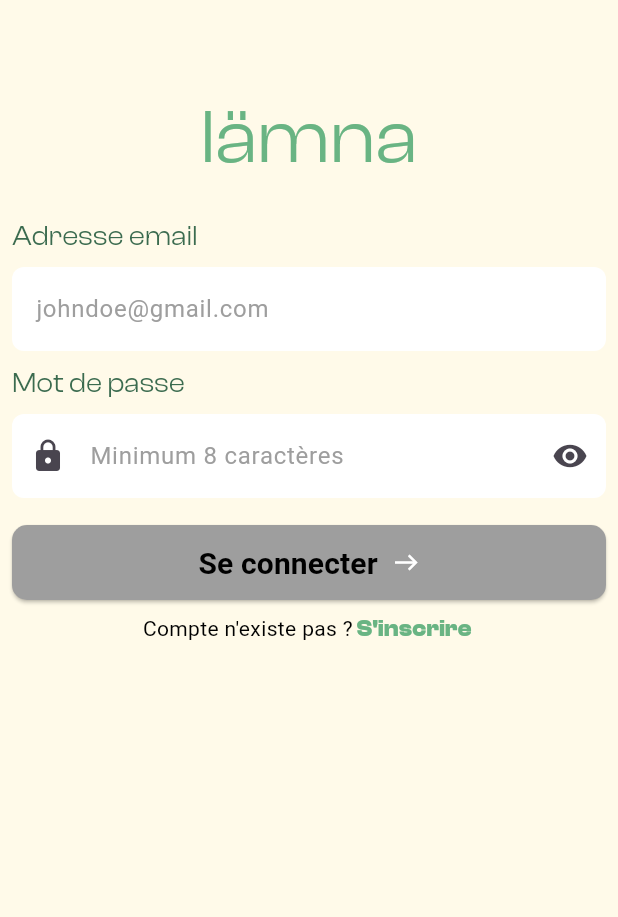
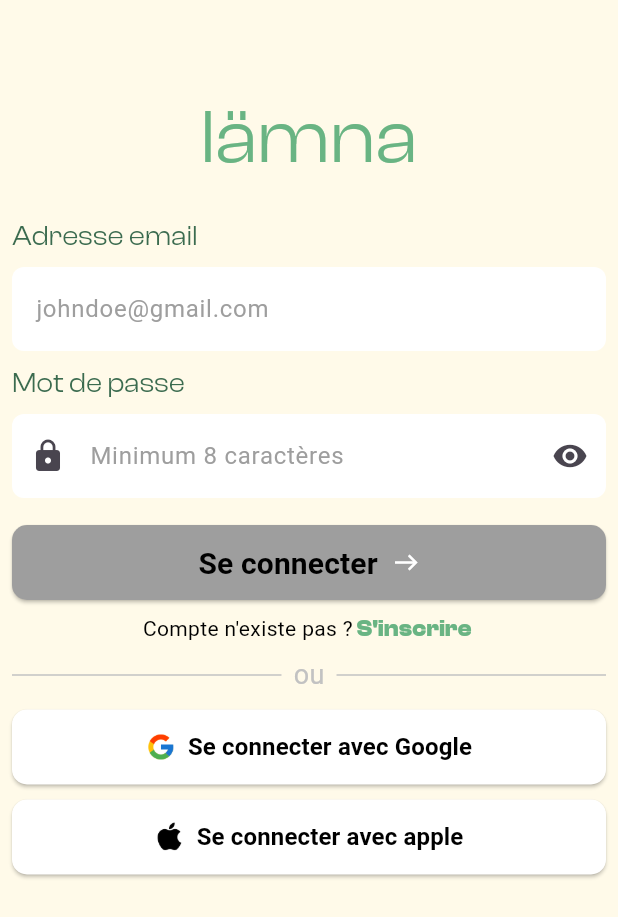
Before and after one commit to Ddg80/lamna, a Flutter app: the LoginPage screen opened directly, on a phone screen of 412 x 824 dp. Shown: the top 917 px of the screen. Run offline on Flutter 3.47's test engine with Material 3 defaults, Android fonts, the phone set to English and light mode, and no system bars; our stand-ins replace carousel_slider, flutter_card_swiper, flutter_svg; Roboto replaces fonts that are missing (Clash Display Variable).

Commit message:
Add buttons log in via google and apple

```diff
--- a/lib/pages/auth/login_page.dart
+++ b/lib/pages/auth/login_page.dart
@@ -4,6 +4,7 @@ import 'package:lamna/utils/constants/color_constants.dart';
 import 'package:lamna/utils/constants/font_constants.dart';
 import 'package:lamna/utils/validator_fields.dart';
 import 'package:lamna/utils/widgets/buttons/button_large.dart';
+import 'package:lamna/utils/widgets/buttons/button_large_network.dart';
 
 class LoginPage extends StatefulWidget {
   const LoginPage({super.key});
@@ -198,6 +199,34 @@ class _LoginPageState extends State<LoginPage> {
                         ),
                       ],
                     ),
+                    Row(children: [
+                      Expanded(
+                          child: Padding(
+                        padding: const EdgeInsets.fromLTRB(0.0, 0.0, 8.0, 0.0),
+                        child: Divider(color: ColorConstants.greyAppColor),
+                      )),
+                      Text("ou",
+                          style: TextStyle(
+                              color: ColorConstants.greyAppColor,
+                              fontSize: 18)),
+                      Expanded(
+                          child: Padding(
+                        padding: const EdgeInsets.fromLTRB(8.0, 0.0, 0.0, 0.0),
+                        child: Divider(color: ColorConstants.greyAppColor),
+                      ))
+                    ]),
+                    const Padding(
+                      padding: EdgeInsets.only(top: 10),
+                      child: ButtonLargeNetwork(
+                          text: "Se connecter avec Google",
+                          image: 'assets/logos/logo_google.png'),
+                    ),
+                    const Padding(
+                      padding: EdgeInsets.only(top: 10),
+                      child: ButtonLargeNetwork(
+                          text: "Se connecter avec apple",
+                          image: 'assets/logos/logo_mac_os.png'),
+                    ),
                   ],
                 ),
               ),
```
